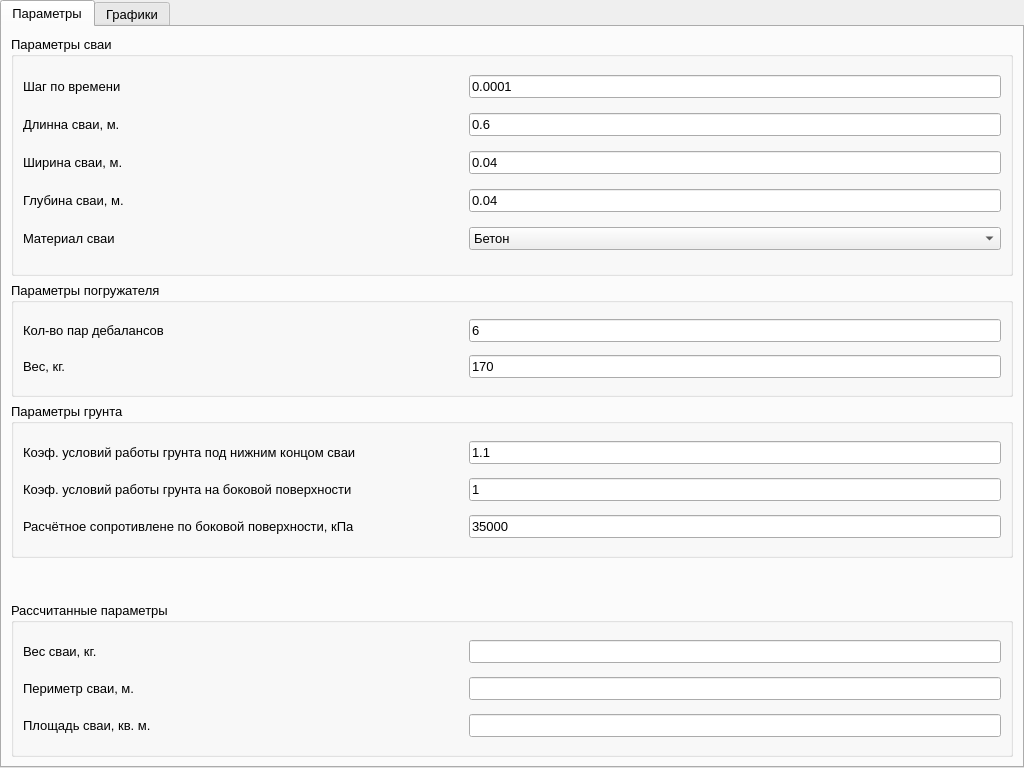
Above: mainwindow.ui from DvaMishkiLapa/xolm3 before the change. Below: the same form after it.
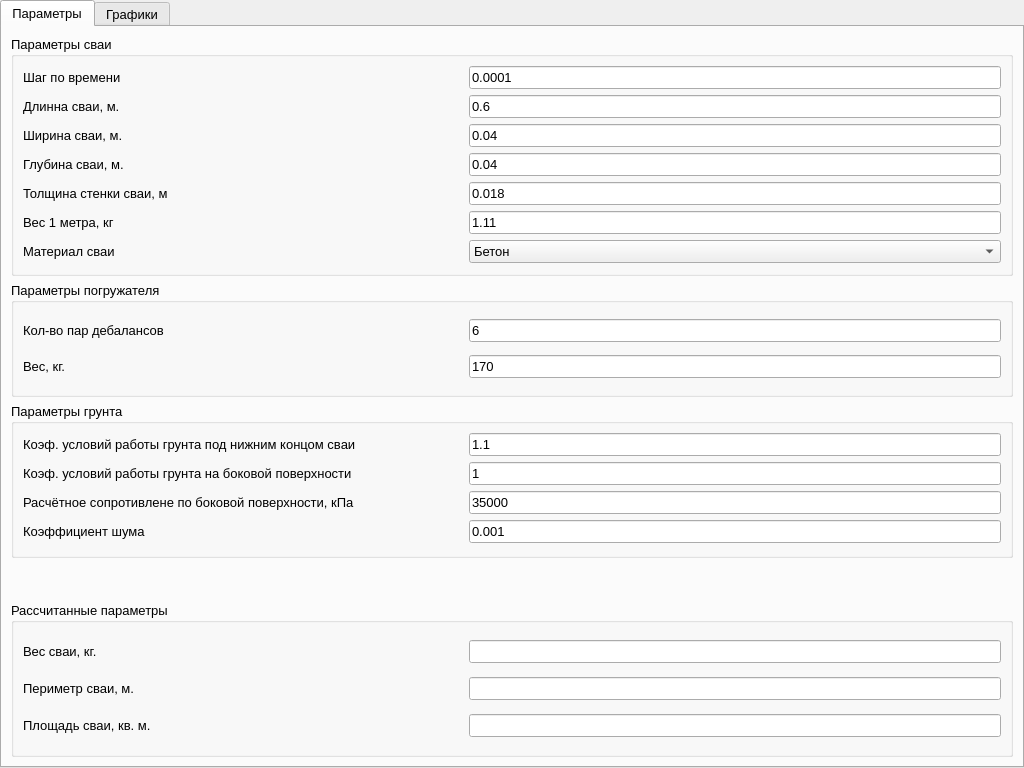
That is the form after the change. The open tabs and pages were chosen to show the change.

```diff
--- a/mainwindow.ui
+++ b/mainwindow.ui
@@ -214,6 +214,33 @@
              </item>
             </layout>
            </item>
+           <item>
+            <layout class="QHBoxLayout" name="horizontalLayout_26">
+             <item>
+              <widget class="QLabel" name="label_24">
+               <property name="minimumSize">
+                <size>
+                 <width>440</width>
+                 <height>0</height>
+                </size>
+               </property>
+               <property name="text">
+                <string>Коэффициент шума</string>
+               </property>
+              </widget>
+             </item>
+             <item>
+              <widget class="QLineEdit" name="noise_coef_edit">
+               <property name="text">
+                <string>0.001</string>
+               </property>
+               <property name="maxLength">
+                <number>100</number>
+               </property>
+              </widget>
+             </item>
+            </layout>
+           </item>
           </layout>
          </widget>
         </item>
@@ -340,6 +367,66 @@
              </item>
             </layout>
            </item>
+           <item>
+            <layout class="QHBoxLayout" name="horizontalLayout_12">
+             <item>
+              <widget class="QLabel" name="label_20">
+               <property name="minimumSize">
+                <size>
+                 <width>440</width>
+                 <height>0</height>
+                </size>
+               </property>
+               <property name="text">
+                <string>Толщина стенки сваи, м</string>
+               </property>
+              </widget>
+             </item>
+             <item>
+              <widget class="QLineEdit" name="pile_thickness_edit">
+               <property name="inputMethodHints">
+                <set>Qt::ImhNone</set>
+               </property>
+               <property name="text">
+                <string>0.018</string>
+               </property>
+               <property name="maxLength">
+                <number>100</number>
+               </property>
+              </widget>
+             </item>
+            </layout>
+           </item>
+           <item>
+            <layout class="QHBoxLayout" name="horizontalLayout_25">
+             <item>
+              <widget class="QLabel" name="label_23">
+               <property name="minimumSize">
+                <size>
+                 <width>440</width>
+                 <height>0</height>
+                </size>
+               </property>
+               <property name="text">
+                <string>Вес 1 метра, кг</string>
+               </property>
+              </widget>
+             </item>
+             <item>
+              <widget class="QLineEdit" name="pile_m_weight_edit">
+               <property name="inputMethodHints">
+                <set>Qt::ImhNone</set>
+               </property>
+               <property name="text">
+                <string>1.11</string>
+               </property>
+               <property name="maxLength">
+                <number>100</number>
+               </property>
+              </widget>
+             </item>
+            </layout>
+           </item>
            <item>
             <layout class="QHBoxLayout" name="horizontalLayout_7">
              <item>
```
Left out of the diff: 2 changed lines with no effect on the pictures.
